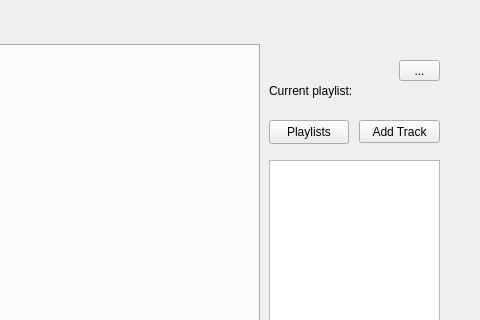
This is widget.ui in monarxy/MusicPlayer as Qt 5 draws it before an edit; both pictures show x 381 to 861 and y 0 to 320 of the 861 by 674 pixel window. The edited form follows.
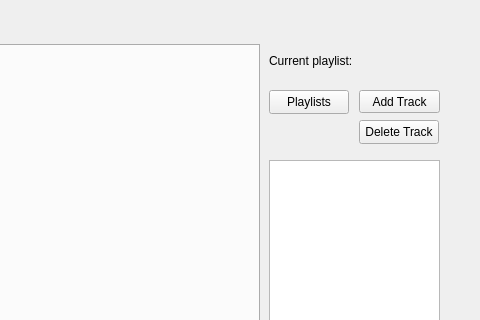
This is the edited form. Icons and pictures are not drawn.

Commit message: system of deleting playlists and tracks has been added. few design improvments

Patch:
```diff
--- a/widget.ui
+++ b/widget.ui
@@ -78,19 +78,6 @@
          <normaloff>../../Downloads/free-icon-thumb-up-like-13578170.png</normaloff>../../Downloads/free-icon-thumb-up-like-13578170.png</iconset>
        </property>
       </widget>
-      <widget class="QLabel" name="album_name_label">
-       <property name="geometry">
-        <rect>
-         <x>700</x>
-         <y>10</y>
-         <width>81</width>
-         <height>16</height>
-        </rect>
-       </property>
-       <property name="text">
-        <string/>
-       </property>
-      </widget>
       <widget class="QLabel" name="label_2">
        <property name="geometry">
         <rect>
@@ -233,7 +220,7 @@
      <property name="geometry">
       <rect>
        <x>630</x>
-       <y>100</y>
+       <y>70</y>
        <width>80</width>
        <height>24</height>
       </rect>
@@ -246,7 +233,7 @@
      <property name="geometry">
       <rect>
        <x>720</x>
-       <y>100</y>
+       <y>70</y>
        <width>81</width>
        <height>23</height>
       </rect>
@@ -259,7 +246,7 @@
      <property name="geometry">
       <rect>
        <x>630</x>
-       <y>60</y>
+       <y>30</y>
        <width>91</width>
        <height>21</height>
       </rect>
@@ -268,17 +255,30 @@
       <string>Current playlist:</string>
      </property>
     </widget>
-    <widget class="QToolButton" name="toolButton">
+    <widget class="QPushButton" name="pushButton_3">
      <property name="geometry">
       <rect>
-       <x>760</x>
-       <y>40</y>
-       <width>41</width>
-       <height>21</height>
+       <x>720</x>
+       <y>100</y>
+       <width>80</width>
+       <height>24</height>
       </rect>
      </property>
      <property name="text">
-      <string>...</string>
+      <string>Delete Track</string>
+     </property>
+    </widget>
+    <widget class="QLabel" name="album_name_label">
+     <property name="geometry">
+      <rect>
+       <x>720</x>
+       <y>30</y>
+       <width>81</width>
+       <height>20</height>
+      </rect>
+     </property>
+     <property name="text">
+      <string/>
      </property>
     </widget>
    </widget>
```
The commit also changes 28 other files.
